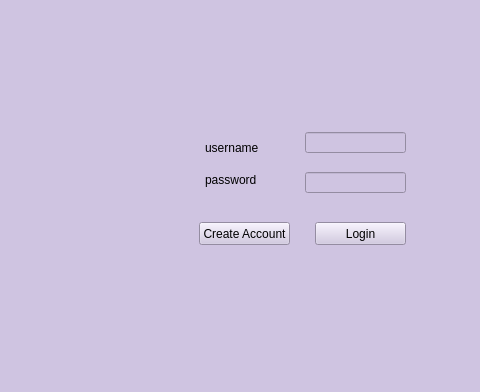
Qt form mainwindow.ui (brahimABD98/smartkids) before a commit; both pictures show x 85 to 565 and y 208 to 600 of the 800 by 600 pixel window.
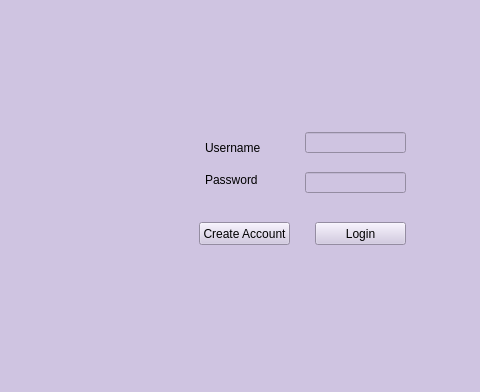
The same form after that commit. Icons and pictures are not drawn.

```diff
--- a/mainwindow.ui
+++ b/mainwindow.ui
@@ -90,8 +90,11 @@
       <height>31</height>
      </rect>
     </property>
+    <property name="styleSheet">
+     <string notr="true"/>
+    </property>
     <property name="text">
-     <string>username</string>
+     <string>Username</string>
     </property>
     <property name="textFormat">
      <enum>Qt::PlainText</enum>
@@ -126,7 +129,7 @@
      </rect>
     </property>
     <property name="text">
-     <string>password</string>
+     <string>Password</string>
     </property>
    </widget>
   </widget>
```
Left out of the diff: 3 changed lines with no effect on the pictures.
